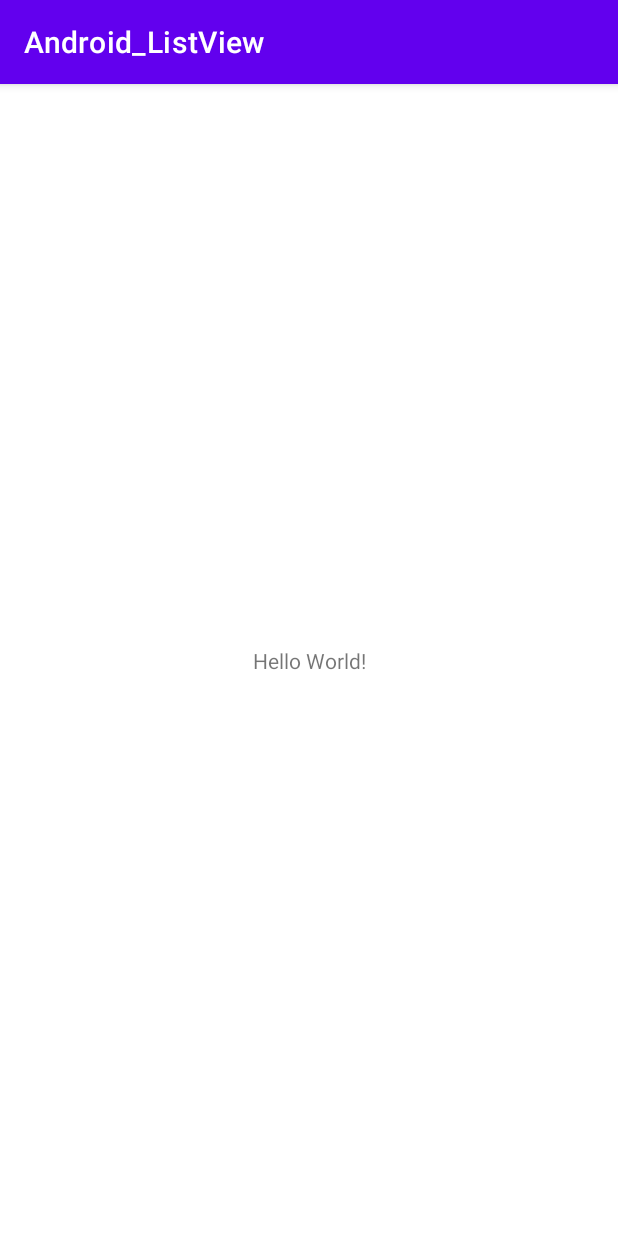
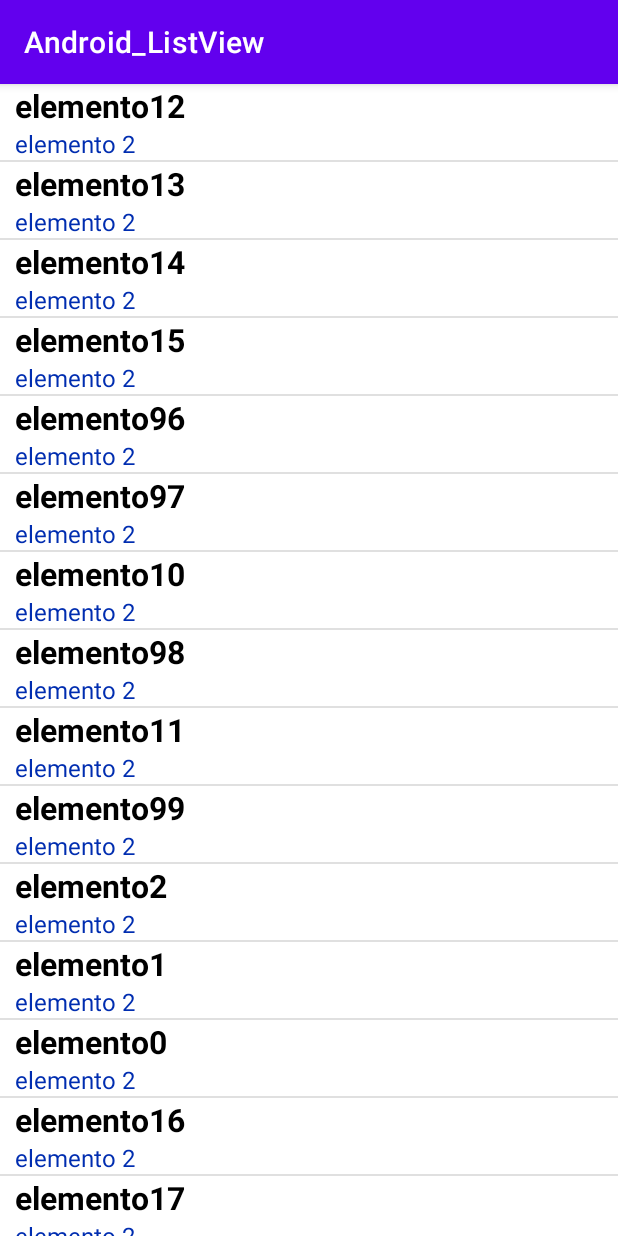
Before and after one commit to Iclementem/Android_ListView, an Android app: the screen it shows after launch (MainActivity before the commit, SubItems_ListView after it), on a phone screen of 412 x 824 dp. Run offline under Robolectric (Android 15) with nearby library versions, the phone set to English and light mode, and no system bars.

Commit message:
Example code. / Código de ejemplo.

```diff
--- a/app/src/main/AndroidManifest.xml
+++ b/app/src/main/AndroidManifest.xml
@@ -14,11 +14,13 @@
         android:theme="@style/Theme.Android_ListView"
         tools:targetApi="31">
         <activity
-            android:name=".MainActivity"
+            android:name=".Simple_ListView"
+            android:exported="false" />
+        <activity
+            android:name=".SubItems_ListView"
             android:exported="true">
             <intent-filter>
                 <action android:name="android.intent.action.MAIN" />
-
                 <category android:name="android.intent.category.LAUNCHER" />
             </intent-filter>
         </activity>
--- a/app/src/main/java/com/example/android_listview/MainActivity.java
+++ /dev/null
@@ -1,14 +0,0 @@
-package com.example.android_listview;
-
-import androidx.appcompat.app.AppCompatActivity;
-
-import android.os.Bundle;
-
-public class MainActivity extends AppCompatActivity {
-
-    @Override
-    protected void onCreate(Bundle savedInstanceState) {
-        super.onCreate(savedInstanceState);
-        setContentView(R.layout.activity_main);
-    }
-}
--- /dev/null
+++ b/app/src/main/java/com/example/android_listview/SubItems_ListView.java
@@ -0,0 +1,66 @@
+package com.example.android_listview;
+
+import androidx.appcompat.app.AppCompatActivity;
+
+import android.os.Bundle;
+import android.widget.ListView;
+import android.widget.SimpleAdapter;
+
+import java.util.ArrayList;
+import java.util.HashMap;
+import java.util.Iterator;
+import java.util.List;
+import java.util.Map;
+
+public class SubItems_ListView extends AppCompatActivity {
+
+    int total=0;
+    int total0=0;
+    int total1=0;
+
+    @Override
+    protected void onCreate(Bundle savedInstanceState) {
+        super.onCreate(savedInstanceState);
+        setContentView(R.layout.subitems_listview);
+
+        ListView listView = (ListView) findViewById(R.id.listView);
+
+
+        HashMap<String,String> listMap = new HashMap<>();
+
+        //AVISO: DE ESTA FORMA AL NO TENER CLAVE-VALOR NOS VA A DEVOLVER LOS ELEMENTOS SIN UN ORDEN
+
+        for (int i = 0; i < 100; ++i) {
+            listMap.put("elemento"+i+"", "elemento 2");
+        }
+
+
+
+
+        List<HashMap<String,String>> listItems = new ArrayList<>();
+        SimpleAdapter adapter = new SimpleAdapter(this, listItems, R.layout.list_item,
+                new String[] {"First Line", "Second Line"},
+                new int[]{R.id.item,R.id.subitem});
+
+
+
+
+        Iterator it = listMap.entrySet().iterator();
+        while (it.hasNext())
+        {
+            HashMap<String, String> resultsMap = new HashMap<>();
+            Map.Entry pair = (Map.Entry)it.next();
+            resultsMap.put("First Line", pair.getKey().toString());
+            resultsMap.put("Second Line", pair.getValue().toString());
+            listItems.add(resultsMap);
+
+
+        }
+
+
+        listView.setAdapter(adapter);
+
+
+
+    }
+}
--- /dev/null
+++ b/app/src/main/res/layout/list_item.xml
@@ -0,0 +1,36 @@
+<?xml version="1.0" encoding="utf-8"?>
+<androidx.constraintlayout.widget.ConstraintLayout xmlns:android="http://schemas.android.com/apk/res/android"
+    xmlns:app="http://schemas.android.com/apk/res-auto"
+    xmlns:tools="http://schemas.android.com/tools"
+    android:layout_width="match_parent"
+    android:layout_height="match_parent">
+
+
+    <LinearLayout
+        android:layout_width="match_parent"
+        android:layout_height="wrap_content"
+        android:orientation="vertical"
+        tools:layout_editor_absoluteX="1dp"
+        tools:layout_editor_absoluteY="29dp"
+        android:layout_marginHorizontal="10dp"
+        tools:ignore="MissingConstraints">
+
+        <TextView
+            android:id="@+id/item"
+            android:layout_width="match_parent"
+            android:layout_height="wrap_content"
+            android:textColor="@color/black"
+            android:textSize="21sp"
+            android:textStyle="bold"
+
+            tools:ignore="MissingConstraints" />
+
+        <TextView
+            android:id="@+id/subitem"
+            android:layout_width="match_parent"
+            android:layout_height="wrap_content"
+            android:textColor="#002DB0"
+            android:textSize="16sp"
+            tools:ignore="MissingConstraints" />
+    </LinearLayout>
+</androidx.constraintlayout.widget.ConstraintLayout>
--- a/app/src/main/res/layout/activity_main.xml
+++ b/app/src/main/res/layout/simple_listview.xml
@@ -4,15 +4,16 @@
     xmlns:tools="http://schemas.android.com/tools"
     android:layout_width="match_parent"
     android:layout_height="match_parent"
-    tools:context=".MainActivity">
+    tools:context=".Simple_ListView">
 
-    <TextView
-        android:layout_width="wrap_content"
-        android:layout_height="wrap_content"
-        android:text="Hello World!"
-        app:layout_constraintBottom_toBottomOf="parent"
-        app:layout_constraintEnd_toEndOf="parent"
-        app:layout_constraintStart_toStartOf="parent"
-        app:layout_constraintTop_toTopOf="parent" />
+    <LinearLayout
+        android:layout_width="match_parent"
+        android:layout_height="match_parent"
+        android:orientation="vertical">
 
+        <ListView
+            android:id="@+id/listView"
+            android:layout_width="match_parent"
+            android:layout_height="match_parent" />
+    </LinearLayout>
 </androidx.constraintlayout.widget.ConstraintLayout>
--- /dev/null
+++ b/app/src/main/res/layout/subitems_listview.xml
@@ -0,0 +1,22 @@
+<?xml version="1.0" encoding="utf-8"?>
+<androidx.constraintlayout.widget.ConstraintLayout xmlns:android="http://schemas.android.com/apk/res/android"
+    xmlns:app="http://schemas.android.com/apk/res-auto"
+    xmlns:tools="http://schemas.android.com/tools"
+    android:layout_width="match_parent"
+    android:layout_height="match_parent"
+    tools:context=".SubItems_ListView">
+
+    <LinearLayout
+        android:layout_width="match_parent"
+        android:layout_height="match_parent"
+        android:orientation="vertical">
+
+        <ListView
+            android:id="@+id/listView"
+            android:layout_width="match_parent"
+            android:layout_height="match_parent" />
+
+
+    </LinearLayout>
+
+</androidx.constraintlayout.widget.ConstraintLayout>
```
Also changed, not shown: app/src/main/java/com/example/android_listview/Simple_ListView.java (added, +60 -0 lines).
